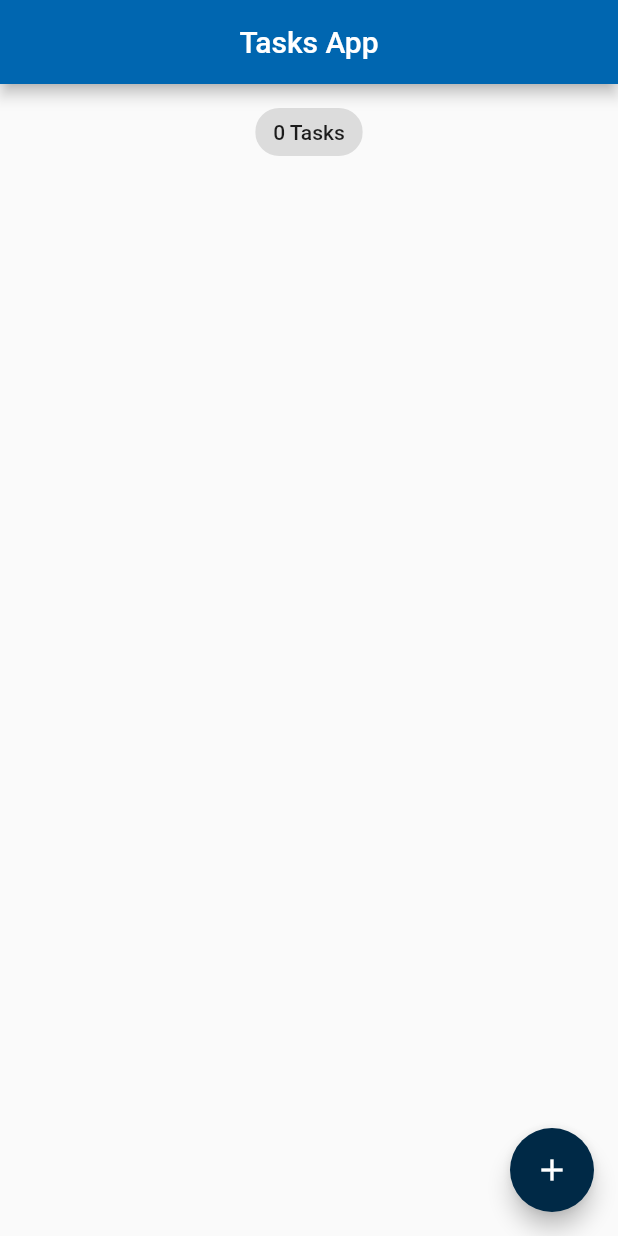
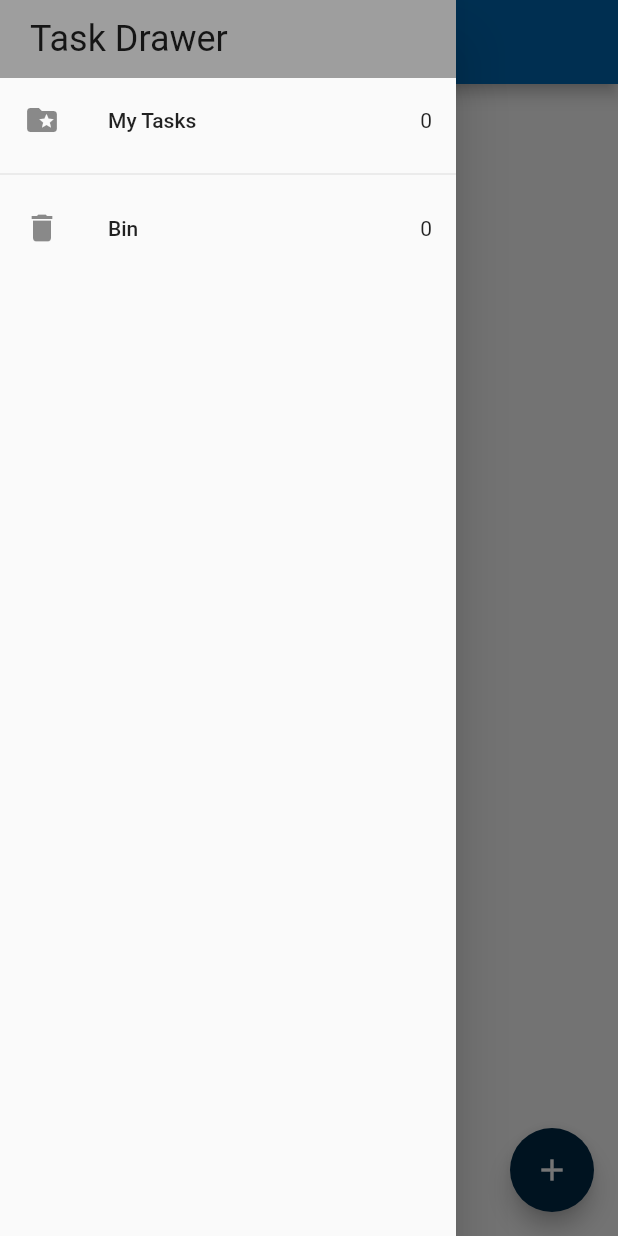
Before and after one commit to John-Rocha/todo_list_firebase, a Flutter app: the screen it shows after launch, with the side drawer open (before the commit the screen has no drawer), on a phone screen of 412 x 824 dp. Run offline on Flutter 3.47's test engine with Material 2 defaults, Android fonts, the phone set to English and light mode, and no system bars; our stand-ins replace equatable, flutter_bloc, hydrated_bloc.

Commit message:
feat: created drawer

```diff
--- /dev/null
+++ b/lib/screens/my_drawer.dart
@@ -0,0 +1,40 @@
+import 'package:flutter/material.dart';
+
+class MyDrawer extends StatelessWidget {
+  const MyDrawer({super.key});
+
+  @override
+  Widget build(BuildContext context) {
+    return SafeArea(
+      child: Drawer(
+        child: Column(
+          children: [
+            Container(
+              width: double.infinity,
+              color: Colors.grey,
+              padding: const EdgeInsets.symmetric(
+                vertical: 12,
+                horizontal: 20,
+              ),
+              child: Text(
+                'Task Drawer',
+                style: Theme.of(context).textTheme.headlineSmall,
+              ),
+            ),
+            const ListTile(
+              leading: Icon(Icons.folder_special),
+              title: Text('My Tasks'),
+              trailing: Text('0'),
+            ),
+            const Divider(),
+            const ListTile(
+              leading: Icon(Icons.delete),
+              title: Text('Bin'),
+              trailing: Text('0'),
+            )
+          ],
+        ),
+      ),
+    );
+  }
+}
--- a/lib/screens/tasks_screen.dart
+++ b/lib/screens/tasks_screen.dart
@@ -5,6 +5,7 @@ import 'package:flutter_bloc/flutter_bloc.dart';
 import 'package:todo_list_firebase/blocs/task_bloc/task_bloc.dart';
 import 'package:todo_list_firebase/models/task.dart';
 import 'package:todo_list_firebase/screens/add_task_screen.dart';
+import 'package:todo_list_firebase/screens/my_drawer.dart';
 import 'package:todo_list_firebase/widgets/task_list.dart';
 
 class TasksScreen extends StatefulWidget {
@@ -31,6 +32,7 @@ class _TasksScreenState extends State<TasksScreen> {
           appBar: AppBar(
             title: const Text('Tasks App'),
           ),
+          drawer: const MyDrawer(),
           body: Padding(
             padding: const EdgeInsets.all(8),
             child: Column(
```
